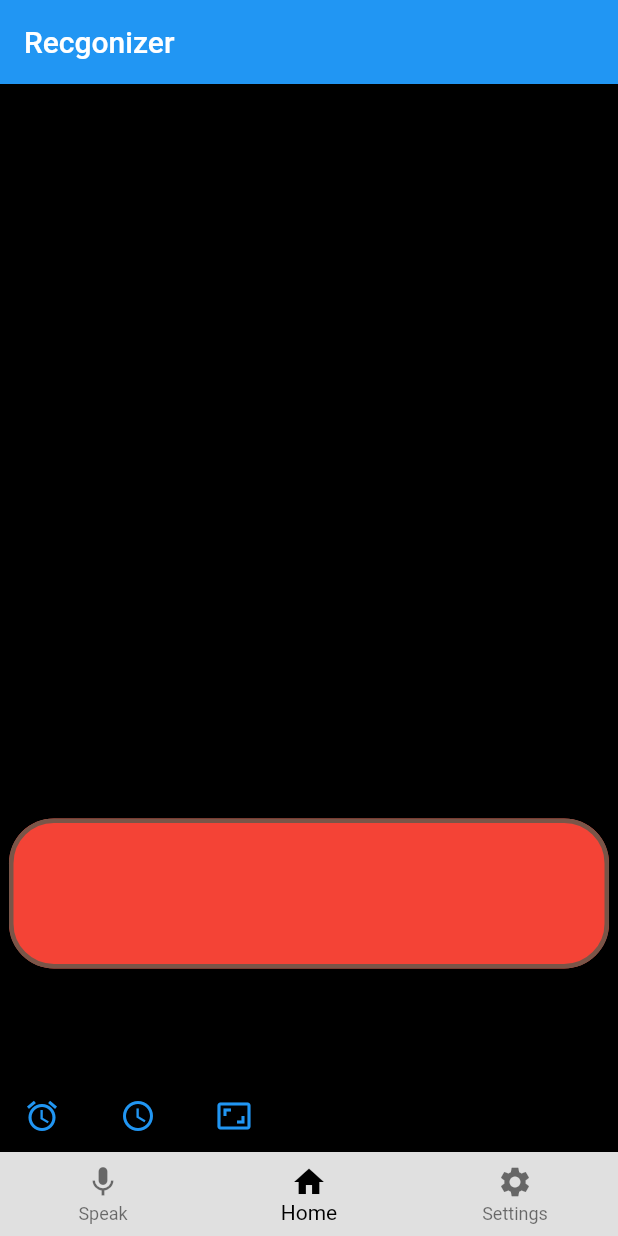
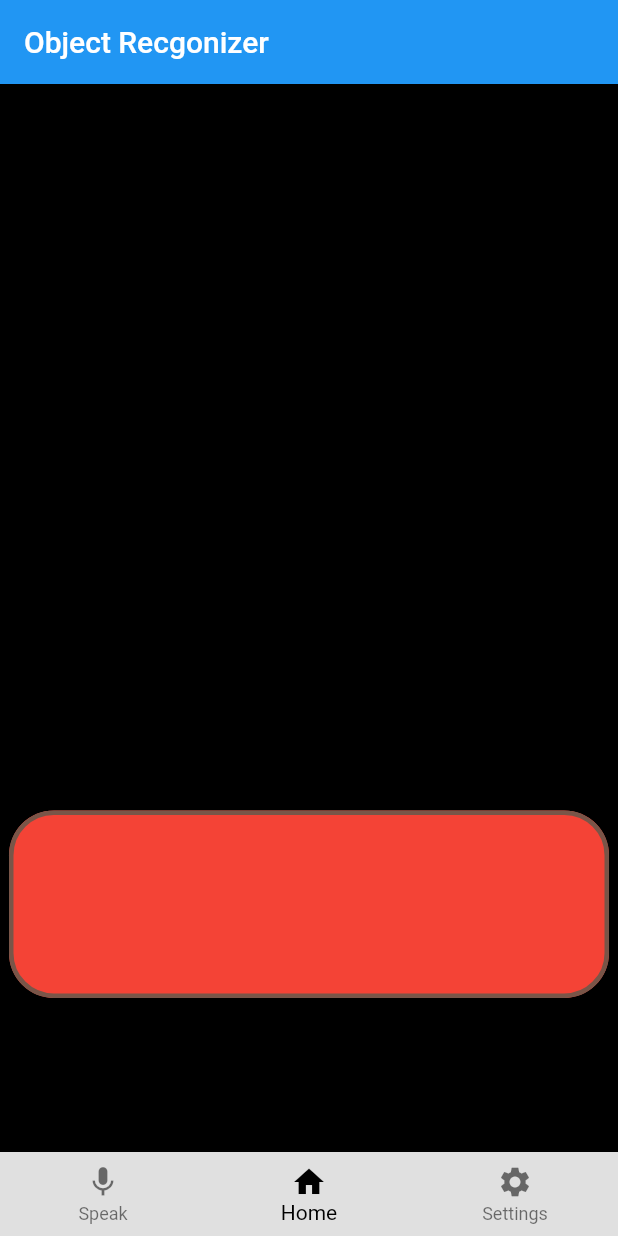
Before and after one commit to cskitty/vora, a Flutter app: the screen it shows after launch, item 2 of the bottom bar chosen, on a phone screen of 412 x 824 dp. Run offline on Flutter 3.47's test engine with Material 2 defaults, Android fonts, the phone set to English and light mode, and no system bars; our stand-ins replace camera, flutter_tts, shared_preferences, speech_to_text; missing offline and left inert: highlight_text, tflite_flutter, tflite_flutter_helper; statements that could not run were skipped.

Commit message:
version 1

```diff
--- a/lib/main.dart
+++ b/lib/main.dart
@@ -31,7 +31,7 @@ class MyApp extends StatelessWidget {
         //primarySwatch: Colors.blue,
         visualDensity: VisualDensity.adaptivePlatformDensity,
       ),
-      home: MyHomePage(title: "Visual Aid"),
+      home: MyHomePage(title: "Vora"),
     );
   }
 }
--- a/lib/speech_recognition.dart
+++ b/lib/speech_recognition.dart
@@ -88,7 +88,7 @@ class _SpeechRecognitionPageState extends State<SpeechRecognitionPage> {
             context, MaterialPageRoute(builder: (context) => HomeView()));
       }
 
-      if (tmp.contains("settings")) {
+      if (tmp.contains("settings") || tmp.contains("setting")) {
         stopListening();
         Navigator.push(
             context,
@@ -140,7 +140,7 @@ class _SpeechRecognitionPageState extends State<SpeechRecognitionPage> {
   }
 
   //static AudioCache player = new AudioCache();
-  FlutterTts tts = FlutterTts();
+  // FlutterTts tts = FlutterTts();
 
   Map<String, HighlightedWord> words = {
     'Object Detector': HighlightedWord(
--- a/lib/ui/home_view.dart
+++ b/lib/ui/home_view.dart
@@ -35,13 +35,13 @@ class _HomeViewState extends State<HomeView> {
   @override
   initState() {
     super.initState();
-    _maxLabel = new List(5);
-    _hasStarted = true;
+    _maxLabel = ["", "", ""];
 
     _myTts.setVolume(1.0);
-    _myTts.speak("Recognition started");
+    _myTts.speak("Started");
     _myTts.stop();
     CameraViewSingleton.startPredicting = true;
+    _hasStarted = true;
   }
 
   Recognition _getObject(results) {
@@ -73,7 +73,7 @@ class _HomeViewState extends State<HomeView> {
   Widget build(BuildContext context) {
     return Scaffold(
       appBar: AppBar(
-        title: Text('Recgonizer'),
+        title: Text('Object Recgonizer'),
       ),
       key: scaffoldKey,
       backgroundColor: Colors.black,
@@ -86,9 +86,9 @@ class _HomeViewState extends State<HomeView> {
           boundingBoxes(results),
 
           Align(
-            alignment: Alignment(0, 0.6),
+            alignment: Alignment(0, 0.65),
             child: SizedBox(
-                height: 100, //height of button
+                height: 125, //height of button
                 width: 400, //width of button
                 child: ElevatedButton(
                     style: ElevatedButton.styleFrom(
@@ -107,43 +107,19 @@ class _HomeViewState extends State<HomeView> {
                         ),
                     onPressed: () {
                       setState(() {
-                        _hasStarted = false;
-                        _myTts.speak("Recognition stopped");
-                        CameraViewSingleton.startPredicting = false;
-                        Navigator.pop(context);
+                        if (_hasStarted) {
+                          _hasStarted = false;
+
+                          _myTts.speak("Stopped");
+                          _myTts.stop();
+
+                          CameraViewSingleton.startPredicting = false;
+                          Navigator.pop(context);
+                        }
                       });
                     },
                     child: Text(_newVoiceText))),
           ),
-
-          Align(
-            alignment: Alignment.bottomCenter,
-            child: Row(
-              mainAxisSize: MainAxisSize.max,
-              mainAxisAlignment: MainAxisAlignment.start,
-              children: <Widget>[
-                TextButton.icon(
-                  icon: Icon(Icons.access_alarm),
-                  label:
-                      Text((stats != null) ? '${stats.inferenceTime} ms' : ''),
-                  onPressed: () {},
-                ),
-                TextButton.icon(
-                  icon: Icon(Icons.access_time_outlined),
-                  label: Text(
-                      (stats != null) ? '${stats.totalElapsedTime} ms' : ''),
-                  onPressed: () {},
-                ),
-                TextButton.icon(
-                  icon: Icon(Icons.aspect_ratio),
-                  label: Text((stats != null)
-                      ? '${CameraViewSingleton.inputImageSize?.width} X ${CameraViewSingleton.inputImageSize?.height}'
-                      : ''),
-                  onPressed: () {},
-                ),
-              ],
-            ),
-          )
         ],
       ),
     );
```
Also changed, not shown: 1 other file.
